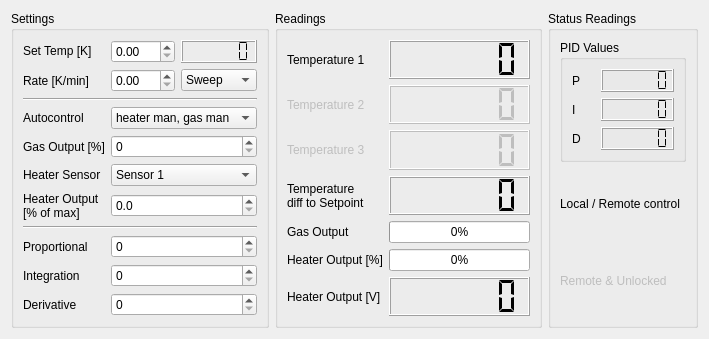
First picture: the form in Oxford/ITC_control.ui, repository Cryostat-GUI/Cryostat-GUI, before the edit.
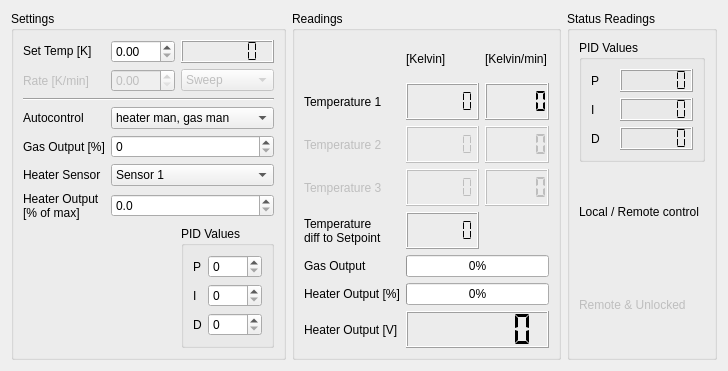
Second picture: the form after the edit.

The edit to the form file:
```diff
--- a/Oxford/ITC_control.ui
+++ b/Oxford/ITC_control.ui
@@ -6,8 +6,8 @@
    <rect>
     <x>0</x>
     <y>0</y>
-    <width>709</width>
-    <height>303</height>
+    <width>713</width>
+    <height>336</height>
    </rect>
   </property>
   <property name="sizePolicy">
@@ -26,8 +26,52 @@
       <string>Settings</string>
      </property>
      <layout class="QGridLayout" name="gridLayout">
+      <item row="3" column="1" colspan="2">
+       <widget class="QComboBox" name="combosetAutocontrol">
+        <item>
+         <property name="text">
+          <string>heater man, gas man</string>
+         </property>
+        </item>
+        <item>
+         <property name="text">
+          <string>heater auto, gas man</string>
+         </property>
+        </item>
+        <item>
+         <property name="text">
+          <string>heater man, gas auto</string>
+         </property>
+        </item>
+        <item>
+         <property name="text">
+          <string>heater auto, gas auto</string>
+         </property>
+        </item>
+       </widget>
+      </item>
+      <item row="4" column="1" colspan="2">
+       <widget class="QSpinBox" name="spinsetGasOutput">
+        <property name="maximum">
+         <number>100</number>
+        </property>
+       </widget>
+      </item>
+      <item row="1" column="0">
+       <widget class="QLabel" name="label_18">
+        <property name="enabled">
+         <bool>false</bool>
+        </property>
+        <property name="text">
+         <string>Rate [K/min]</string>
+        </property>
+       </widget>
+      </item>
       <item row="1" column="2">
        <widget class="QComboBox" name="comboBox">
+        <property name="enabled">
+         <bool>false</bool>
+        </property>
         <item>
          <property name="text">
           <string>Sweep</string>
@@ -40,20 +84,16 @@
         </item>
        </widget>
       </item>
-      <item row="1" column="0">
-       <widget class="QLabel" name="label_18">
-        <property name="text">
-         <string>Rate [K/min]</string>
+      <item row="0" column="0">
+       <widget class="QLabel" name="label">
+        <property name="sizePolicy">
+         <sizepolicy hsizetype="Preferred" vsizetype="Fixed">
+          <horstretch>0</horstretch>
+          <verstretch>0</verstretch>
+         </sizepolicy>
         </property>
-       </widget>
-      </item>
-      <item row="1" column="1">
-       <widget class="QDoubleSpinBox" name="doubleSpinBox"/>
-      </item>
-      <item row="2" column="0" colspan="3">
-       <widget class="Line" name="line_2">
-        <property name="orientation">
-         <enum>Qt::Horizontal</enum>
+        <property name="text">
+         <string>Set Temp [K]</string>
         </property>
        </widget>
       </item>
@@ -86,30 +126,17 @@
         </property>
        </widget>
       </item>
-      <item row="0" column="0">
-       <widget class="QLabel" name="label">
-        <property name="sizePolicy">
-         <sizepolicy hsizetype="Preferred" vsizetype="Fixed">
-          <horstretch>0</horstretch>
-          <verstretch>0</verstretch>
-         </sizepolicy>
+      <item row="2" column="0" colspan="3">
+       <widget class="Line" name="line_2">
+        <property name="orientation">
+         <enum>Qt::Horizontal</enum>
         </property>
-        <property name="text">
-         <string>Set Temp [K]</string>
-        </property>
        </widget>
       </item>
-      <item row="4" column="0">
-       <widget class="QLabel" name="label_17">
-        <property name="text">
-         <string>Gas Output [%]</string>
-        </property>
-       </widget>
-      </item>
-      <item row="11" column="0">
-       <widget class="QLabel" name="label_4">
-        <property name="text">
-         <string>Derivative</string>
+      <item row="1" column="1">
+       <widget class="QDoubleSpinBox" name="doubleSpinBox">
+        <property name="enabled">
+         <bool>false</bool>
         </property>
        </widget>
       </item>
@@ -120,10 +147,10 @@
         </property>
        </widget>
       </item>
-      <item row="10" column="0">
-       <widget class="QLabel" name="label_3">
+      <item row="4" column="0">
+       <widget class="QLabel" name="label_17">
         <property name="text">
-         <string>Integration</string>
+         <string>Gas Output [%]</string>
         </property>
        </widget>
       </item>
@@ -146,30 +173,6 @@
         </item>
        </widget>
       </item>
-      <item row="9" column="0">
-       <widget class="QLabel" name="label_2">
-        <property name="text">
-         <string>Proportional</string>
-        </property>
-       </widget>
-      </item>
-      <item row="10" column="1" colspan="2">
-       <widget class="QSpinBox" name="spinsetPIntegrationD"/>
-      </item>
-      <item row="11" column="1" colspan="2">
-       <widget class="QSpinBox" name="spinsetPIDerivative"/>
-      </item>
-      <item row="6" column="0">
-       <widget class="QLabel" name="label_5">
-        <property name="text">
-         <string>Heater Output 
-[% of max]</string>
-        </property>
-       </widget>
-      </item>
-      <item row="9" column="1" colspan="2">
-       <widget class="QSpinBox" name="spinsetProportionalID"/>
-      </item>
       <item row="6" column="1" colspan="2">
        <widget class="QDoubleSpinBox" name="spinsetHeaterPercent">
         <property name="decimals">
@@ -177,13 +180,6 @@
         </property>
        </widget>
       </item>
-      <item row="8" column="0" colspan="3">
-       <widget class="Line" name="line_3">
-        <property name="orientation">
-         <enum>Qt::Horizontal</enum>
-        </property>
-       </widget>
-      </item>
       <item row="3" column="0">
        <widget class="QLabel" name="label_7">
         <property name="text">
@@ -191,35 +187,63 @@
         </property>
        </widget>
       </item>
-      <item row="3" column="1" colspan="2">
-       <widget class="QComboBox" name="combosetAutocontrol">
-        <item>
-         <property name="text">
-          <string>heater man, gas man</string>
-         </property>
-        </item>
-        <item>
-         <property name="text">
-          <string>heater auto, gas man</string>
-         </property>
-        </item>
-        <item>
-         <property name="text">
-          <string>heater man, gas auto</string>
-         </property>
-        </item>
-        <item>
-         <property name="text">
-          <string>heater auto, gas auto</string>
-         </property>
-        </item>
+      <item row="6" column="0">
+       <widget class="QLabel" name="label_5">
+        <property name="text">
+         <string>Heater Output 
+[% of max]</string>
+        </property>
        </widget>
       </item>
-      <item row="4" column="1" colspan="2">
-       <widget class="QSpinBox" name="spinsetGasOutput">
-        <property name="maximum">
-         <number>100</number>
+      <item row="8" column="2">
+       <widget class="QGroupBox" name="groupBox">
+        <property name="title">
+         <string>PID Values</string>
         </property>
+        <layout class="QGridLayout" name="gridLayout_4">
+         <item row="1" column="0">
+          <widget class="QLabel" name="label_3">
+           <property name="text">
+            <string>I</string>
+           </property>
+          </widget>
+         </item>
+         <item row="0" column="1">
+          <widget class="QSpinBox" name="spinsetProportionalID">
+           <property name="maximum">
+            <number>1000</number>
+           </property>
+          </widget>
+         </item>
+         <item row="1" column="1">
+          <widget class="QSpinBox" name="spinsetPIntegrationD">
+           <property name="maximum">
+            <number>1000</number>
+           </property>
+          </widget>
+         </item>
+         <item row="0" column="0">
+          <widget class="QLabel" name="label_2">
+           <property name="text">
+            <string>P</string>
+           </property>
+          </widget>
+         </item>
+         <item row="2" column="0">
+          <widget class="QLabel" name="label_4">
+           <property name="text">
+            <string>D</string>
+           </property>
+          </widget>
+         </item>
+         <item row="2" column="1">
+          <widget class="QSpinBox" name="spinsetPIDerivative">
+           <property name="maximum">
+            <number>1000</number>
+           </property>
+          </widget>
+         </item>
+        </layout>
        </widget>
       </item>
      </layout>
@@ -230,49 +254,19 @@
      <property name="title">
       <string>Readings</string>
      </property>
-     <layout class="QGridLayout" name="gridReadings">
+     <layout class="QGridLayout" name="gridReadings" columnstretch="0,1,1">
       <property name="horizontalSpacing">
        <number>6</number>
       </property>
-      <item row="7" column="1">
-       <widget class="QLCDNumber" name="lcdHeaterVoltage">
-        <property name="digitCount">
-         <number>6</number>
-        </property>
-        <property name="segmentStyle">
-         <enum>QLCDNumber::Flat</enum>
-        </property>
-       </widget>
-      </item>
-      <item row="2" column="0">
-       <widget class="QLabel" name="label_9">
-        <property name="enabled">
-         <bool>false</bool>
-        </property>
+      <item row="1" column="0">
+       <widget class="QLabel" name="label_8">
         <property name="text">
-         <string>Temperature 2</string>
-        </property>
-       </widget>
-      </item>
-      <item row="4" column="1">
-       <widget class="QLCDNumber" name="lcdTemp_err">
-        <property name="digitCount">
-         <number>6</number>
-        </property>
-        <property name="segmentStyle">
-         <enum>QLCDNumber::Flat</enum>
-        </property>
-       </widget>
-      </item>
-      <item row="6" column="0">
-       <widget class="QLabel" name="label_12">
-        <property name="text">
-         <string>Heater Output [%]</string>
+         <string>Temperature 1</string>
         </property>
        </widget>
       </item>
       <item row="2" column="1">
-       <widget class="QLCDNumber" name="lcdTemp_sens2">
+       <widget class="QLCDNumber" name="lcdTemp_sens2_K">
         <property name="enabled">
          <bool>false</bool>
         </property>
@@ -298,6 +292,13 @@
         </property>
        </widget>
       </item>
+      <item row="6" column="0">
+       <widget class="QLabel" name="label_12">
+        <property name="text">
+         <string>Heater Output [%]</string>
+        </property>
+       </widget>
+      </item>
       <item row="7" column="0">
        <widget class="QLabel" name="label_13">
         <property name="text">
@@ -305,22 +306,28 @@
         </property>
        </widget>
       </item>
-      <item row="6" column="1">
-       <widget class="QProgressBar" name="progressHeaterPercent">
-        <property name="value">
-         <number>0</number>
+      <item row="2" column="0">
+       <widget class="QLabel" name="label_9">
+        <property name="enabled">
+         <bool>false</bool>
+        </property>
+        <property name="text">
+         <string>Temperature 2</string>
         </property>
        </widget>
       </item>
-      <item row="1" column="0">
-       <widget class="QLabel" name="label_8">
-        <property name="text">
-         <string>Temperature 1</string>
+      <item row="4" column="1">
+       <widget class="QLCDNumber" name="lcdTemp_err">
+        <property name="digitCount">
+         <number>6</number>
+        </property>
+        <property name="segmentStyle">
+         <enum>QLCDNumber::Flat</enum>
         </property>
        </widget>
       </item>
       <item row="3" column="1">
-       <widget class="QLCDNumber" name="lcdTemp_sens3">
+       <widget class="QLCDNumber" name="lcdTemp_sens3_K">
         <property name="enabled">
          <bool>false</bool>
         </property>
@@ -332,13 +339,13 @@
         </property>
        </widget>
       </item>
-      <item row="5" column="1">
-       <widget class="QProgressBar" name="progressNeedleValve">
+      <item row="3" column="0">
+       <widget class="QLabel" name="label_10">
         <property name="enabled">
-         <bool>true</bool>
+         <bool>false</bool>
         </property>
-        <property name="value">
-         <number>0</number>
+        <property name="text">
+         <string>Temperature 3</string>
         </property>
        </widget>
       </item>
@@ -350,7 +357,7 @@
        </widget>
       </item>
       <item row="1" column="1">
-       <widget class="QLCDNumber" name="lcdTemp_sens1">
+       <widget class="QLCDNumber" name="lcdTemp_sens1_K">
         <property name="smallDecimalPoint">
          <bool>false</bool>
         </property>
@@ -368,13 +375,71 @@
         </property>
        </widget>
       </item>
-      <item row="3" column="0">
-       <widget class="QLabel" name="label_10">
+      <item row="0" column="2">
+       <widget class="QLabel" name="label_20">
+        <property name="text">
+         <string>[Kelvin/min]</string>
+        </property>
+       </widget>
+      </item>
+      <item row="0" column="1">
+       <widget class="QLabel" name="label_21">
+        <property name="text">
+         <string>[Kelvin]</string>
+        </property>
+       </widget>
+      </item>
+      <item row="1" column="2">
+       <widget class="QLCDNumber" name="lcdTemp_sens1_Kpmin">
+        <property name="segmentStyle">
+         <enum>QLCDNumber::Flat</enum>
+        </property>
+       </widget>
+      </item>
+      <item row="2" column="2">
+       <widget class="QLCDNumber" name="lcdTemp_sens2_Kpmin">
         <property name="enabled">
          <bool>false</bool>
         </property>
-        <property name="text">
-         <string>Temperature 3</string>
+        <property name="segmentStyle">
+         <enum>QLCDNumber::Flat</enum>
+        </property>
+       </widget>
+      </item>
+      <item row="3" column="2">
+       <widget class="QLCDNumber" name="lcdTemp_sens3_Kpmin">
+        <property name="enabled">
+         <bool>false</bool>
+        </property>
+        <property name="segmentStyle">
+         <enum>QLCDNumber::Flat</enum>
+        </property>
+       </widget>
+      </item>
+      <item row="5" column="1" colspan="2">
+       <widget class="QProgressBar" name="progressNeedleValve">
+        <property name="enabled">
+         <bool>true</bool>
+        </property>
+        <property name="value">
+         <number>0</number>
+        </property>
+       </widget>
+      </item>
+      <item row="6" column="1" colspan="2">
+       <widget class="QProgressBar" name="progressHeaterPercent">
+        <property name="value">
+         <number>0</number>
+        </property>
+       </widget>
+      </item>
+      <item row="7" column="1" colspan="2">
+       <widget class="QLCDNumber" name="lcdHeaterVoltage">
+        <property name="digitCount">
+         <number>6</number>
+        </property>
+        <property name="segmentStyle">
+         <enum>QLCDNumber::Flat</enum>
         </property>
        </widget>
       </item>
```
